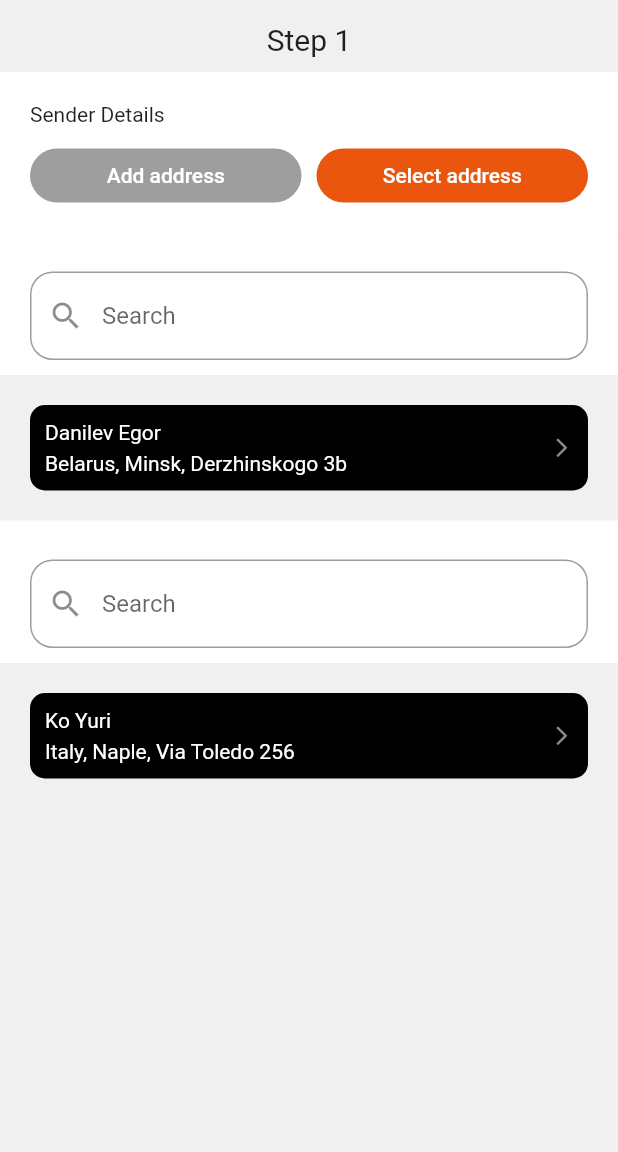
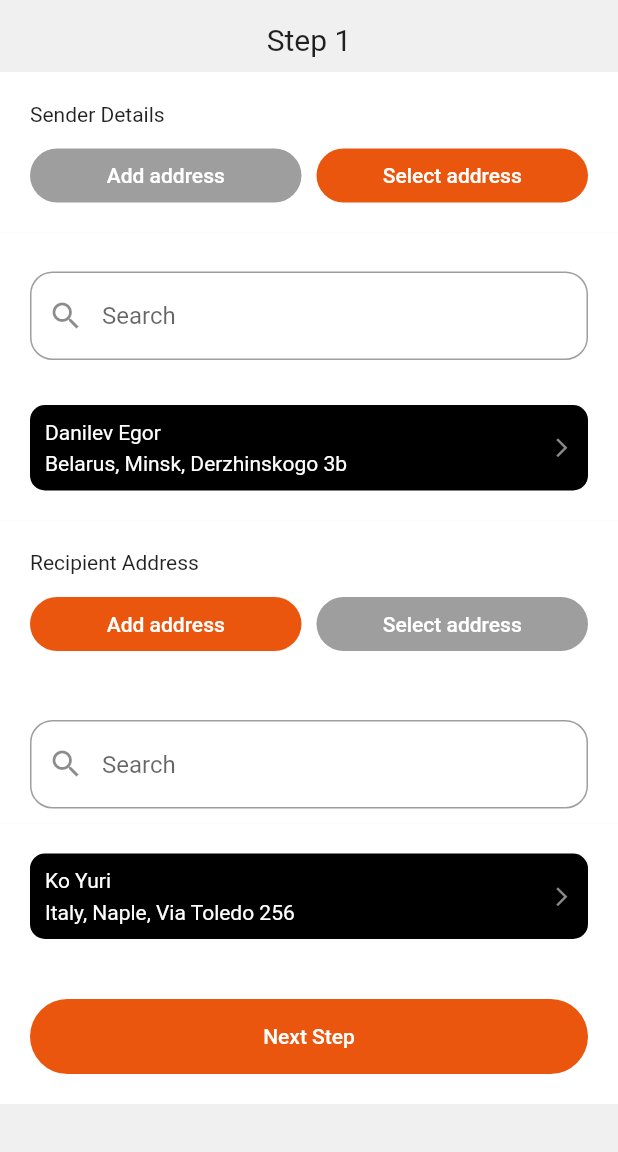
Before and after one commit to soundzenn/test_app, a Flutter app: the screen it shows after launch, after a tap on "Select address", on a phone screen of 412 x 824 dp, the part 84-1236 px from its top. Run offline on Flutter 3.47's test engine with Material 2 defaults, Android fonts, the phone set to English and light mode, and no system bars; our stand-ins replace datetime_picker_formfield.

Commit message:
a few more edits

```diff
--- a/lib/screens/order_screen.dart
+++ b/lib/screens/order_screen.dart
@@ -188,9 +188,35 @@ class SelectAddressBody extends StatelessWidget {
     return Column(
       children: [
         CustomSearchBar(),
-        AddressButton(),
+        Container(
+          color: Colors.white,
+          child: AddressButton(),
+        ),
+        SelectorWidget(
+          isSelectAddress: false,
+          buttonTextOne: 'Add address',
+          buttonTextTwo: 'Select address',
+          label: 'Recipient Address',
+          callbackOne: () {},
+          callbackTwo: () {},
+        ),
         CustomSearchBar(),
-        RecepientButton()
+        Container(
+          color: Colors.white,
+          child: RecepientButton(),
+        ),
+        Container(
+          color: Colors.white,
+          child: Center(
+            child: CustomElevatedButton(
+              height: 50,
+              margin: EdgeInsets.symmetric(horizontal: 20, vertical: 20),
+              text: 'Next Step',
+              onPressed: () {},
+              color: Color.fromRGBO(234, 86, 13, 1),
+            ),
+          ),
+        ),
       ],
     );
   }
```
